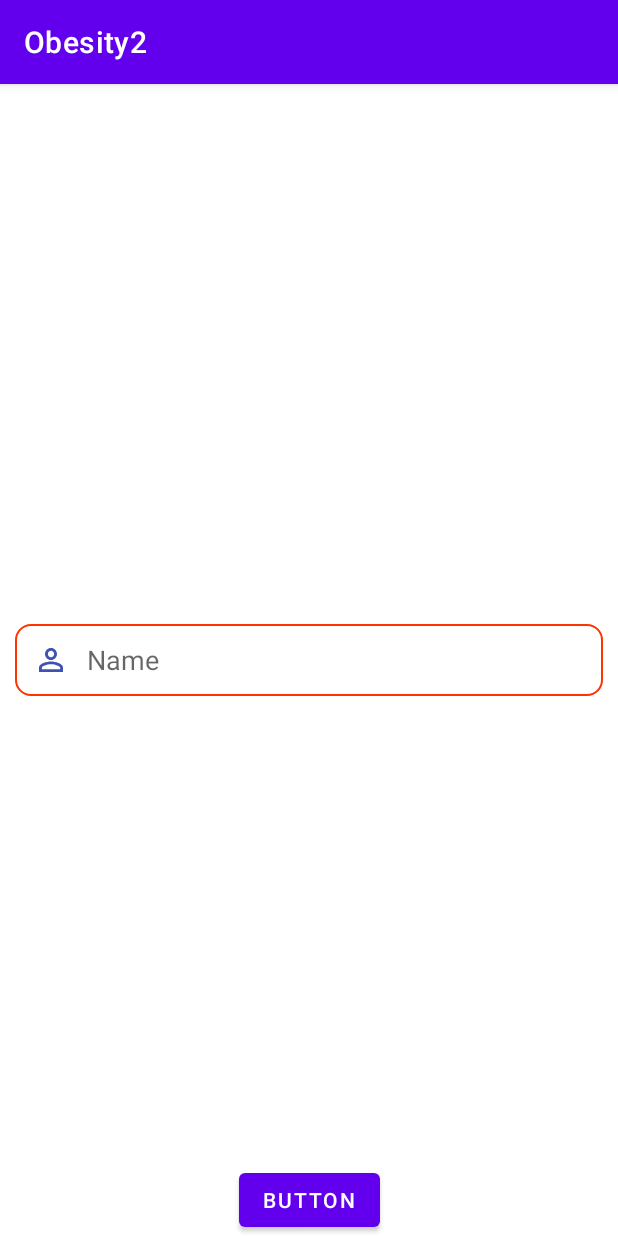
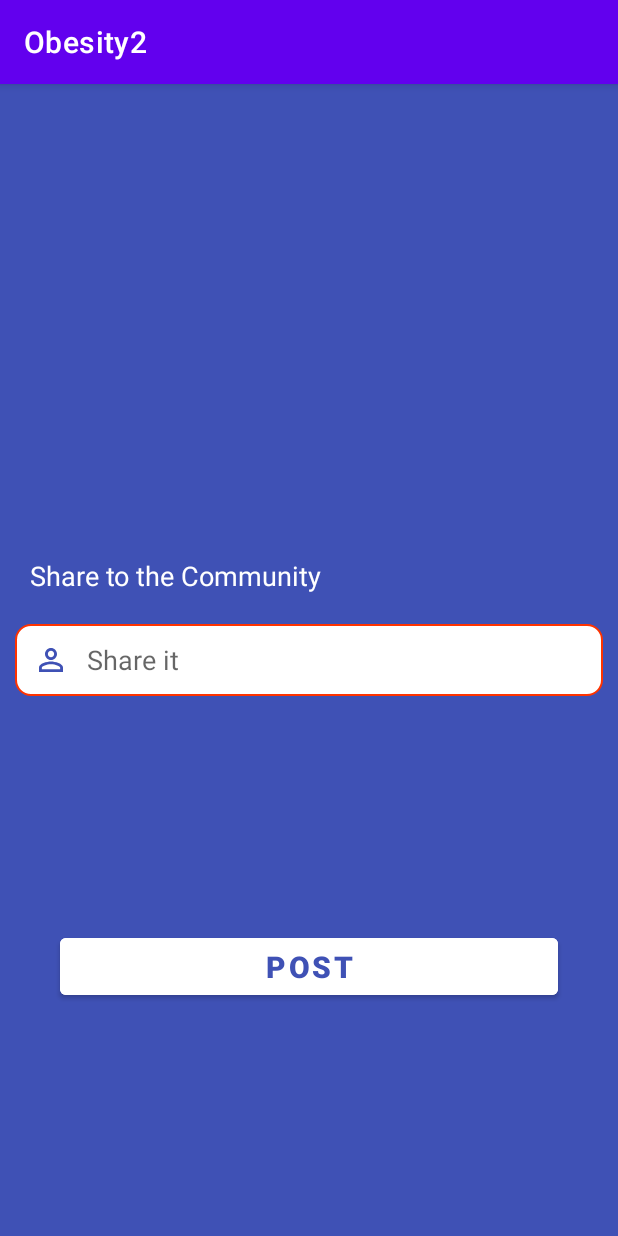
Before and after one commit to Amir-Raza-Teesside/ObesityDetectionUsingMachineLearning, an Android app: the share_thought screen opened directly, with no data from a screen before it, on a phone screen of 412 x 824 dp. Run offline under Robolectric (Android 15) with nearby library versions, the phone set to English and light mode, and no system bars; our stand-ins replace Firebase (no records; nobody signed in at launch, a user with empty details on screens opened directly).

Commit message:
updated the share community functionality

```diff
--- a/app/src/main/java/uk/ac/tees/aad/obesity2/share_thought.java
+++ b/app/src/main/java/uk/ac/tees/aad/obesity2/share_thought.java
@@ -2,6 +2,7 @@ package uk.ac.tees.aad.obesity2;
 
 import androidx.appcompat.app.AppCompatActivity;
 
+import android.content.SharedPreferences;
 import android.os.Bundle;
 import android.view.View;
 import android.widget.Button;
@@ -36,6 +37,9 @@ public class share_thought extends AppCompatActivity {
         editText = findViewById(R.id.dotweet);
         button = findViewById(R.id.btntweetsubmit);
 
+        SharedPreferences sh = getSharedPreferences("Prefs",MODE_PRIVATE);
+        String Name = sh.getString("name","");
+
 
         button.setOnClickListener(new View.OnClickListener() {
             @Override
@@ -49,7 +53,7 @@ public class share_thought extends AppCompatActivity {
                 }
 
                 Date date = new Date();
-                TweetModel model = new TweetModel("my name",
+                TweetModel model = new TweetModel(Name,
                         auth.getCurrentUser().getEmail(),mytweet,"0");
 
                 DatabaseReference reference = database.getReference("tweet")
--- a/app/src/main/res/layout/activity_share_thought.xml
+++ b/app/src/main/res/layout/activity_share_thought.xml
@@ -4,17 +4,37 @@
     xmlns:tools="http://schemas.android.com/tools"
     android:layout_width="match_parent"
     android:layout_height="match_parent"
+    android:background="#3F51B5"
     tools:context=".share_thought">
 
 
+    <TextView
+        android:id="@+id/textView27"
+        android:layout_width="wrap_content"
+        android:layout_height="wrap_content"
+        android:layout_marginStart="20dp"
+        android:layout_marginBottom="20dp"
+        android:text="Share to the Community"
+        android:textColor="#FFFFFF"
+        android:textSize="18sp"
+        app:layout_constraintBottom_toTopOf="@+id/dotweet"
+        app:layout_constraintStart_toStartOf="parent" />
+
     <Button
         android:id="@+id/btntweetsubmit"
-        android:layout_width="wrap_content"
-        android:layout_height="wrap_content"
-        android:text="Button"
+        android:layout_width="match_parent"
+        android:layout_height="50dp"
+        android:layout_marginStart="40dp"
+        android:layout_marginEnd="40dp"
+        android:backgroundTint="#FFFFFF"
+        android:text="Post"
+        android:textColor="#3F51B5"
+        android:textSize="20sp"
+        android:textStyle="bold"
         app:layout_constraintBottom_toBottomOf="parent"
         app:layout_constraintEnd_toEndOf="parent"
-        app:layout_constraintStart_toStartOf="parent" />
+        app:layout_constraintStart_toStartOf="parent"
+        app:layout_constraintTop_toBottomOf="@+id/dotweet" />
 
     <EditText
         android:id="@+id/dotweet"
@@ -25,7 +45,7 @@
         android:drawableStart="@drawable/ic_baseline_person_outline_24"
         android:drawablePadding="12dp"
         android:ems="10"
-        android:hint="Name"
+        android:hint="Share it"
         android:inputType="textEmailAddress"
         android:paddingStart="12dp"
         android:paddingLeft="4dp"
```
Also changed, not shown: app/src/main/java/uk/ac/tees/aad/obesity2/mainact.java (+7 -0 lines), app/src/main/res/menu/bottommenu.xml (+3 -5 lines).
